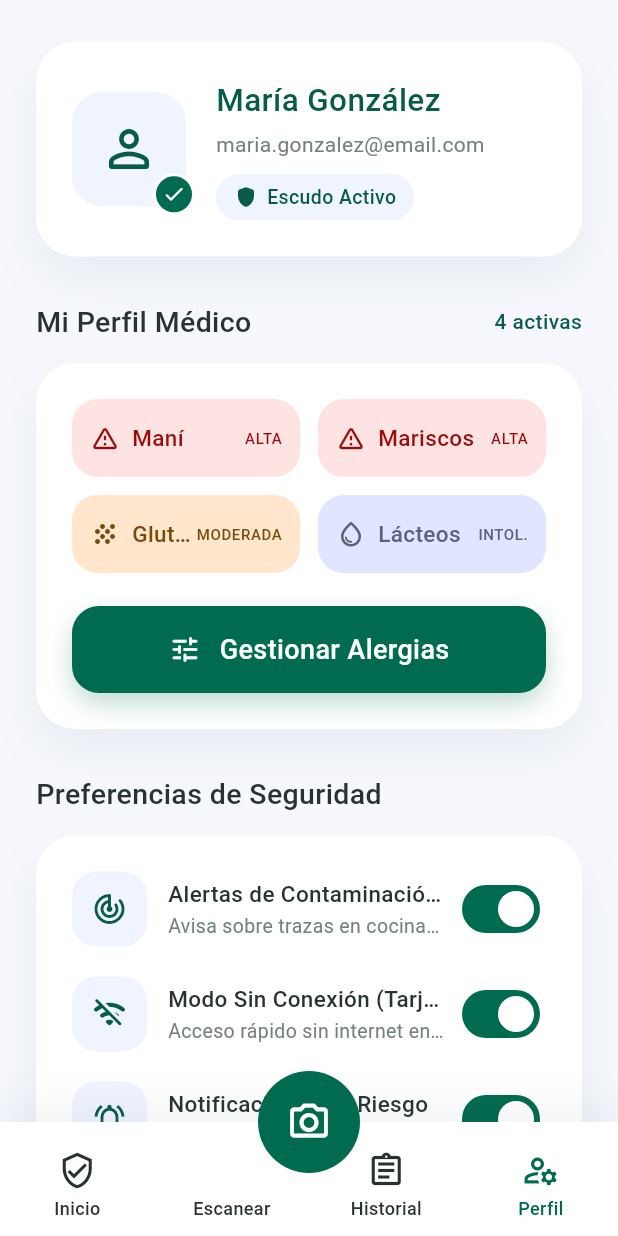
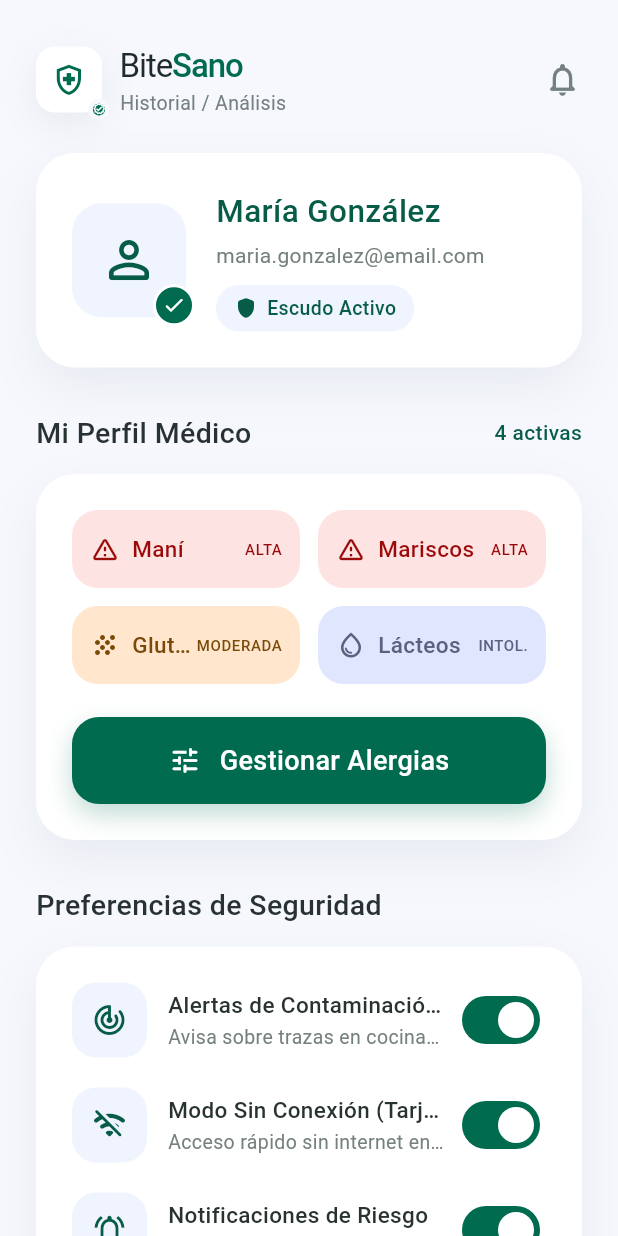
Before and after one commit to gam313s/hackathon_2026_bitesano, a Flutter app: the PerfilScreen screen opened directly, on a phone screen of 412 x 824 dp. Run offline on Flutter 3.47's test engine with Material 3 defaults, Android fonts, the phone set to English and light mode, and no system bars.

Commit message:
fix:solucion de la pantalla perfil

```diff
--- a/lib/screens/perfil_screen.dart
+++ b/lib/screens/perfil_screen.dart
@@ -26,6 +26,8 @@ class _PerfilScreenState extends State<PerfilScreen> {
               child: Column(
                 crossAxisAlignment: CrossAxisAlignment.stretch,
                 children: [
+                  _buildHeader(),
+                  const SizedBox(height: 24),
                   _buildUserCard(),
                   const SizedBox(height: 30),
                   _buildSectionTitle('Mi Perfil Médico', trailing: '4 activas'),
@@ -49,20 +51,6 @@ class _PerfilScreenState extends State<PerfilScreen> {
           ),
         ),
       ),
-      floatingActionButtonLocation: FloatingActionButtonLocation.centerDocked,
-      floatingActionButton: SizedBox(
-        width: 68,
-        height: 68,
-        child: FloatingActionButton(
-          onPressed: () {},
-          elevation: 0,
-          shape: const CircleBorder(),
-          backgroundColor: BiteSanoColors.forest,
-          foregroundColor: Colors.white,
-          child: const Icon(Icons.photo_camera_outlined, size: 30),
-        ),
-      ),
-      bottomNavigationBar: _buildBottomBar(),
     );
   }
 
@@ -406,51 +394,6 @@ class _PerfilScreenState extends State<PerfilScreen> {
       ),
     );
   }
-
-  Widget _buildBottomBar() {
-    return Container(
-      decoration: BoxDecoration(
-        color: Colors.white,
-        boxShadow: [
-          BoxShadow(
-            color: const Color(0xFF263B49).withValues(alpha: 0.07),
-            blurRadius: 28,
-            offset: const Offset(0, -8),
-          ),
-        ],
-      ),
-      child: const SafeArea(
-        top: false,
-        child: SizedBox(
-          height: 76,
-          child: Row(
-            children: [
-              Expanded(
-                child: _NavItem(
-                  icon: Icons.verified_user_outlined,
-                  label: 'Inicio',
-                ),
-              ),
-              Expanded(child: _NavItem(label: 'Escanear')),
-              Expanded(
-                child: _NavItem(
-                  icon: Icons.assignment_outlined,
-                  label: 'Historial',
-                ),
-              ),
-              Expanded(
-                child: _NavItem(
-                  icon: Icons.manage_accounts_outlined,
-                  label: 'Perfil',
-                  selected: true,
-                ),
-              ),
-            ],
-          ),
-        ),
-      ),
-    );
-  }
 }
 
 const _redBg = Color(0xFFFDE4E2);
@@ -632,36 +575,3 @@ class _LinkTile extends StatelessWidget {
     );
   }
 }
-
-class _NavItem extends StatelessWidget {
-  const _NavItem({this.icon, required this.label, this.selected = false});
-
-  final IconData? icon;
-  final String label;
-  final bool selected;
-
-  @override
-  Widget build(BuildContext context) {
-    final color =
-        selected ? BiteSanoColors.forest : const Color(0xFF283331);
-    return Column(
-      mainAxisAlignment: MainAxisAlignment.end,
-      children: [
-        if (icon != null)
-          Icon(icon, color: color, size: 26)
-        else
-          const SizedBox(height: 26),
-        const SizedBox(height: 4),
-        Text(
-          label,
-          style: TextStyle(
-            color: color,
-            fontSize: 12,
-            fontWeight: FontWeight.w500,
-          ),
-        ),
-        const SizedBox(height: 10),
-      ],
-    );
-  }
-}
```
